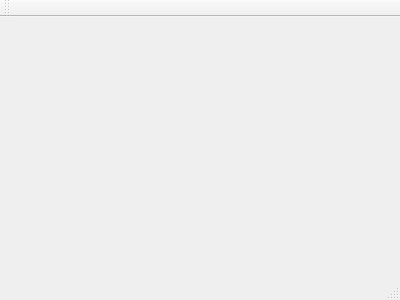
The window that mainwindow.ui (mprevir/bookstore_customer) describes before a commit, drawn with Qt 5.
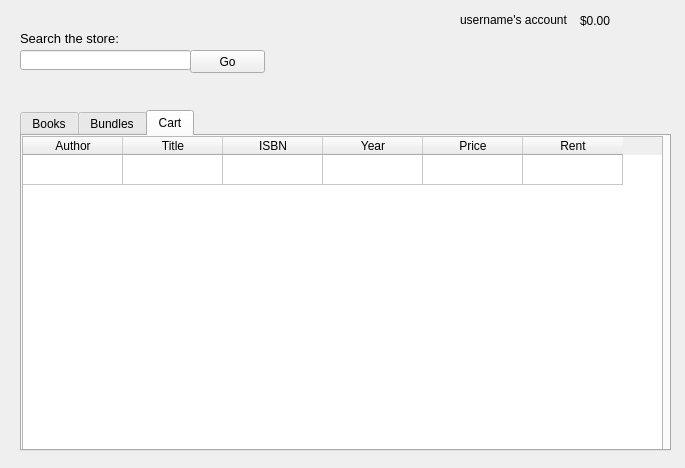
The same window after the commit.

Commit message: interface alpha

Patch:
```diff
--- a/mainwindow.ui
+++ b/mainwindow.ui
@@ -1,24 +1,313 @@
 <ui version="4.0">
  <class>MainWindow</class>
- <widget class="QMainWindow" name="MainWindow" >
-  <property name="geometry" >
+ <widget class="QMainWindow" name="MainWindow">
+  <property name="geometry">
    <rect>
     <x>0</x>
     <y>0</y>
-    <width>400</width>
-    <height>300</height>
+    <width>685</width>
+    <height>468</height>
    </rect>
   </property>
   <property name="windowTitle" >
    <string>MainWindow</string>
   </property>
-  <widget class="QMenuBar" name="menuBar" />
-  <widget class="QToolBar" name="mainToolBar" />
-  <widget class="QWidget" name="centralWidget" />
-  <widget class="QStatusBar" name="statusBar" />
+  <widget class="QWidget" name="centralWidget">
+   <widget class="QLabel" name="label">
+    <property name="geometry">
+     <rect>
+      <x>460</x>
+      <y>10</y>
+      <width>121</width>
+      <height>20</height>
+     </rect>
+    </property>
+    <property name="text">
+     <string>username's account</string>
+    </property>
+   </widget>
+   <widget class="QLabel" name="label_2">
+    <property name="geometry">
+     <rect>
+      <x>580</x>
+      <y>10</y>
+      <width>46</width>
+      <height>21</height>
+     </rect>
+    </property>
+    <property name="text">
+     <string>$0.00</string>
+    </property>
+   </widget>
+   <widget class="QTabWidget" name="tabWidget">
+    <property name="geometry">
+     <rect>
+      <x>20</x>
+      <y>110</y>
+      <width>651</width>
+      <height>341</height>
+     </rect>
+    </property>
+    <property name="currentIndex">
+     <number>2</number>
+    </property>
+    <widget class="QWidget" name="tab">
+     <attribute name="title">
+      <string>Books</string>
+     </attribute>
+     <widget class="QTableWidget" name="tableWidget">
+      <property name="geometry">
+       <rect>
+        <x>0</x>
+        <y>0</y>
+        <width>641</width>
+        <height>321</height>
+       </rect>
+      </property>
+      <property name="sizePolicy">
+       <sizepolicy hsizetype="Fixed" vsizetype="Expanding">
+        <horstretch>0</horstretch>
+        <verstretch>0</verstretch>
+       </sizepolicy>
+      </property>
+      <property name="editTriggers">
+       <set>QAbstractItemView::NoEditTriggers</set>
+      </property>
+      <attribute name="verticalHeaderVisible">
+       <bool>false</bool>
+      </attribute>
+      <row>
+       <property name="text">
+        <string>test</string>
+       </property>
+      </row>
+      <column>
+       <property name="text">
+        <string>Author</string>
+       </property>
+      </column>
+      <column>
+       <property name="text">
+        <string>Title</string>
+       </property>
+      </column>
+      <column>
+       <property name="text">
+        <string>ISBN</string>
+       </property>
+      </column>
+      <column>
+       <property name="text">
+        <string>Year</string>
+       </property>
+      </column>
+      <column>
+       <property name="text">
+        <string>Price</string>
+       </property>
+      </column>
+      <column>
+       <property name="text">
+        <string/>
+       </property>
+      </column>
+      <item row="0" column="0">
+       <property name="text">
+        <string/>
+       </property>
+      </item>
+      <item row="0" column="5">
+       <property name="text">
+        <string>Add to cart</string>
+       </property>
+       <property name="font">
+        <font>
+         <pointsize>10</pointsize>
+         <weight>75</weight>
+         <bold>true</bold>
+        </font>
+       </property>
+       <property name="foreground">
+        <brush brushstyle="NoBrush">
+         <color alpha="255">
+          <red>0</red>
+          <green>0</green>
+          <blue>0</blue>
+         </color>
+        </brush>
+       </property>
+      </item>
+     </widget>
+    </widget>
+    <widget class="QWidget" name="tab_2">
+     <attribute name="title">
+      <string>Bundles</string>
+     </attribute>
+     <widget class="QTableWidget" name="tableWidget_2">
+      <property name="geometry">
+       <rect>
+        <x>-10</x>
+        <y>0</y>
+        <width>511</width>
+        <height>321</height>
+       </rect>
+      </property>
+      <property name="editTriggers">
+       <set>QAbstractItemView::NoEditTriggers</set>
+      </property>
+      <column>
+       <property name="text">
+        <string>Authors</string>
+       </property>
+      </column>
+      <column>
+       <property name="text">
+        <string>Books</string>
+       </property>
+      </column>
+      <column>
+       <property name="text">
+        <string>Price</string>
+       </property>
+      </column>
+     </widget>
+    </widget>
+    <widget class="QWidget" name="tab_3">
+     <attribute name="title">
+      <string>Cart</string>
+     </attribute>
+     <widget class="QTableWidget" name="tableWidget_3">
+      <property name="enabled">
+       <bool>true</bool>
+      </property>
+      <property name="geometry">
+       <rect>
+        <x>0</x>
+        <y>0</y>
+        <width>641</width>
+        <height>321</height>
+       </rect>
+      </property>
+      <property name="sizePolicy">
+       <sizepolicy hsizetype="Fixed" vsizetype="Expanding">
+        <horstretch>0</horstretch>
+        <verstretch>0</verstretch>
+       </sizepolicy>
+      </property>
+      <property name="editTriggers">
+       <set>QAbstractItemView::NoEditTriggers</set>
+      </property>
+      <attribute name="verticalHeaderVisible">
+       <bool>false</bool>
+      </attribute>
+      <row>
+       <property name="text">
+        <string>test</string>
+       </property>
+      </row>
+      <column>
+       <property name="text">
+        <string>Author</string>
+       </property>
+      </column>
+      <column>
+       <property name="text">
+        <string>Title</string>
+       </property>
+      </column>
+      <column>
+       <property name="text">
+        <string>ISBN</string>
+       </property>
+      </column>
+      <column>
+       <property name="text">
+        <string>Year</string>
+       </property>
+      </column>
+      <column>
+       <property name="text">
+        <string>Price</string>
+       </property>
+      </column>
+      <column>
+       <property name="text">
+        <string>Rent</string>
+       </property>
+      </column>
+      <item row="0" column="0">
+       <property name="text">
+        <string/>
+       </property>
+      </item>
+      <item row="0" column="5">
+       <property name="text">
+        <string/>
+       </property>
+       <property name="font">
+        <font>
+         <pointsize>10</pointsize>
+         <weight>75</weight>
+         <bold>true</bold>
+        </font>
+       </property>
+       <property name="foreground">
+        <brush brushstyle="NoBrush">
+         <color alpha="255">
+          <red>0</red>
+          <green>0</green>
+          <blue>0</blue>
+         </color>
+        </brush>
+       </property>
+      </item>
+     </widget>
+    </widget>
+   </widget>
+   <widget class="QLabel" name="label_3">
+    <property name="geometry">
+     <rect>
+      <x>20</x>
+      <y>30</y>
+      <width>121</width>
+      <height>16</height>
+     </rect>
+    </property>
+    <property name="font">
+     <font>
+      <pointsize>10</pointsize>
+     </font>
+    </property>
+    <property name="text">
+     <string>Search the store:</string>
+    </property>
+   </widget>
+   <widget class="QLineEdit" name="lineEdit">
+    <property name="geometry">
+     <rect>
+      <x>20</x>
+      <y>50</y>
+      <width>171</width>
+      <height>20</height>
+     </rect>
+    </property>
+   </widget>
+   <widget class="QPushButton" name="pushButton">
+    <property name="geometry">
+     <rect>
+      <x>190</x>
+      <y>50</y>
+      <width>75</width>
+      <height>23</height>
+     </rect>
+    </property>
+    <property name="text">
+     <string>Go</string>
+    </property>
+   </widget>
+  </widget>
  </widget>
- <layoutDefault spacing="6" margin="11" />
- <pixmapfunction></pixmapfunction>
+ <layoutdefault spacing="6" margin="11"/>
  <resources/>
  <connections/>
 </ui>
```
Left out of the diff: 3 changed lines with no effect on the pictures. The commit also changes 23 other files.
